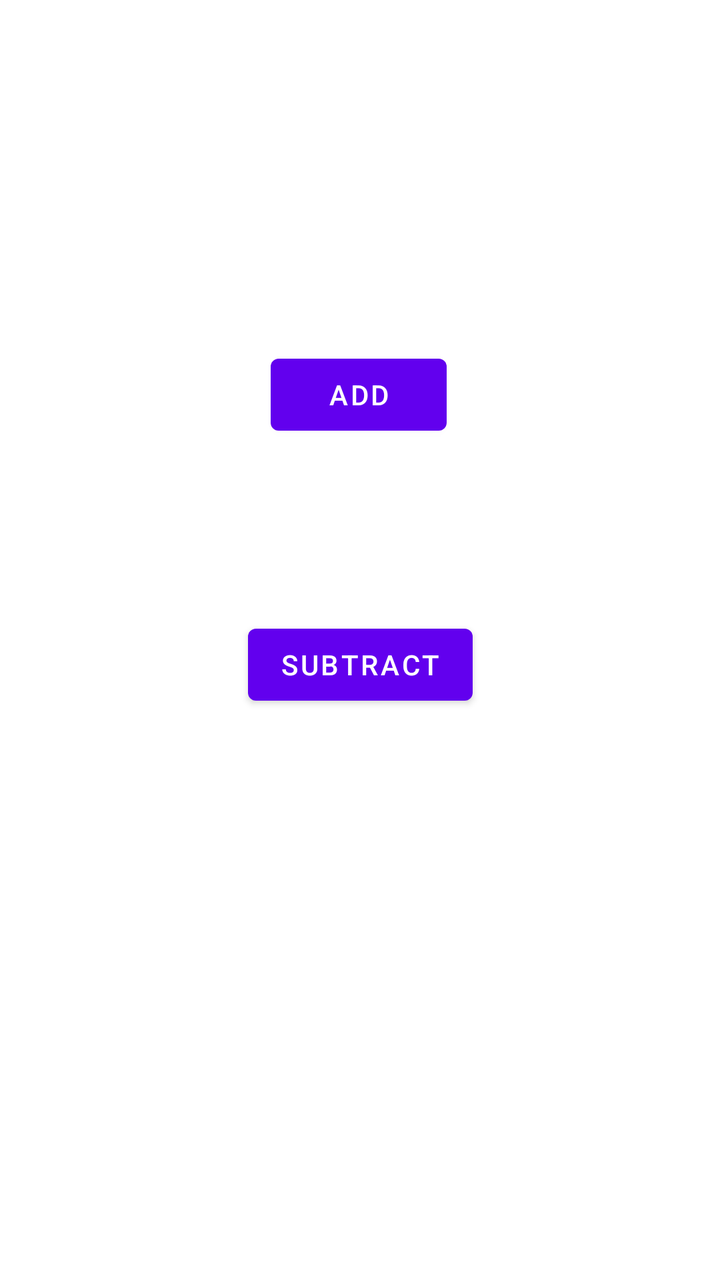
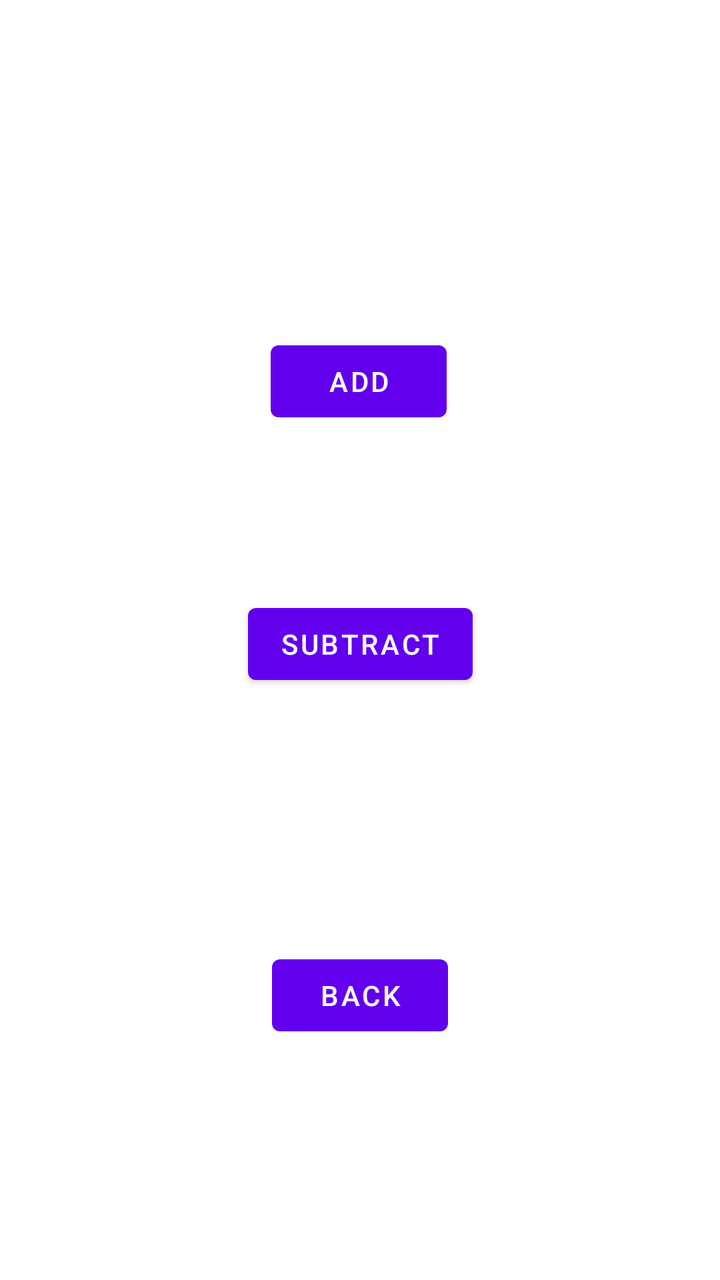

Compare the two renders of this Android layout. The source of the first and the diff that turns it into the second are given below.
<!-- AndroidManifest.xml: application theme Theme.GamblingBadger -->
<!-- res/layout/fragment_change_balance.xml -->
<?xml version="1.0" encoding="utf-8"?>
<androidx.constraintlayout.widget.ConstraintLayout xmlns:android="http://schemas.android.com/apk/res/android"
    xmlns:app="http://schemas.android.com/apk/res-auto"
    xmlns:tools="http://schemas.android.com/tools"
    android:id="@+id/constraintLayout"
    android:layout_width="match_parent"
    android:layout_height="match_parent"
    tools:context=".balance.ChangeBalanceFragment">

    <Button
        android:id="@+id/changBalFrag_button_Add"
        android:layout_width="wrap_content"
        android:layout_height="wrap_content"
        android:text="@string/add"
        app:layout_constraintBottom_toTopOf="@+id/changBalFrag_button_Subtract"
        app:layout_constraintEnd_toEndOf="parent"
        app:layout_constraintHorizontal_bias="0.498"
        app:layout_constraintStart_toStartOf="parent"
        app:layout_constraintTop_toTopOf="parent"
        app:layout_constraintVertical_bias="0.666" />

    <Button
        android:id="@+id/changBalFrag_button_Subtract"
        android:layout_width="wrap_content"
        android:layout_height="wrap_content"
        android:text="@string/subtract"
        app:layout_constraintBottom_toBottomOf="parent"
        app:layout_constraintEnd_toEndOf="parent"
        app:layout_constraintStart_toStartOf="parent"
        app:layout_constraintTop_toTopOf="parent"
        app:layout_constraintVertical_bias="0.521" />
</androidx.constraintlayout.widget.ConstraintLayout>
<!-- resources referenced by this layout -->
<resources>
  <string name="add">Add</string>
  <string name="subtract">SUBTRACT</string>
  <style name="Theme.GamblingBadger" parent="Theme.MaterialComponents.DayNight.DarkActionBar">
          
          <item name="colorPrimary">@color/purple_500</item>
          <item name="colorPrimaryVariant">@color/purple_700</item>
          <item name="colorOnPrimary">@color/white</item>
          
          <item name="colorSecondary">@color/teal_200</item>
          <item name="colorSecondaryVariant">@color/teal_700</item>
          <item name="colorOnSecondary">@color/black</item>
          
          <item name="android:statusBarColor" tools:targetApi="l">?attr/colorPrimaryVariant</item>
          
      </style>
  <color name="purple_500">#FF6200EE</color>
  <color name="purple_700">#FF3700B3</color>
  <color name="white">#FFFFFFFF</color>
  <color name="teal_200">#FF03DAC5</color>
  <color name="teal_700">#FF018786</color>
  <color name="black">#FF000000</color>
</resources>

<!-- the commit's change to res/layout/fragment_change_balance.xml (unified diff, before → after) -->
@@ -24,9 +24,21 @@
         android:layout_width="wrap_content"
         android:layout_height="wrap_content"
         android:text="@string/subtract"
-        app:layout_constraintBottom_toBottomOf="parent"
+        app:layout_constraintBottom_toTopOf="@+id/changBalFrag_button_Back"
         app:layout_constraintEnd_toEndOf="parent"
         app:layout_constraintStart_toStartOf="parent"
         app:layout_constraintTop_toTopOf="parent"
-        app:layout_constraintVertical_bias="0.521" />
+        app:layout_constraintVertical_bias="0.7" />
+
+    <Button
+        android:id="@+id/changBalFrag_button_Back"
+        android:layout_width="wrap_content"
+        android:layout_height="wrap_content"
+        android:text="@string/Back"
+        app:layout_constraintBottom_toBottomOf="parent"
+        app:layout_constraintEnd_toEndOf="parent"
+        app:layout_constraintHorizontal_bias="0.5"
+        app:layout_constraintStart_toStartOf="parent"
+        app:layout_constraintTop_toTopOf="parent"
+        app:layout_constraintVertical_bias="0.8" />
 </androidx.constraintlayout.widget.ConstraintLayout>
<!-- resource entries referenced after the edit -->
@@ -1,5 +1,6 @@
 <!-- resources referenced by this layout -->
 <resources>
+  <string name="Back">Back</string>
   <string name="add">Add</string>
   <string name="subtract">SUBTRACT</string>
   <style name="Theme.GamblingBadger" parent="Theme.MaterialComponents.DayNight.DarkActionBar">
